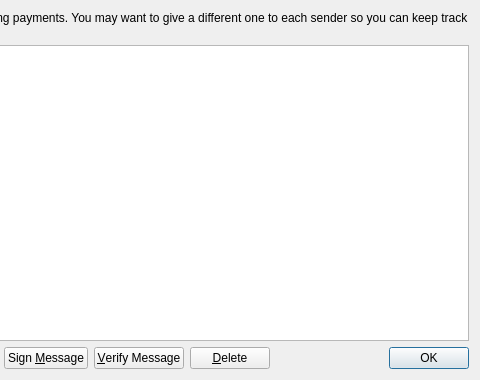
Crypto-Expert/HoboNickels, file src/qt/forms/addressbookpage.ui: the form before one commit; both pictures show x 280 to 760 and y 0 to 380 of the 760 by 380 pixel window.
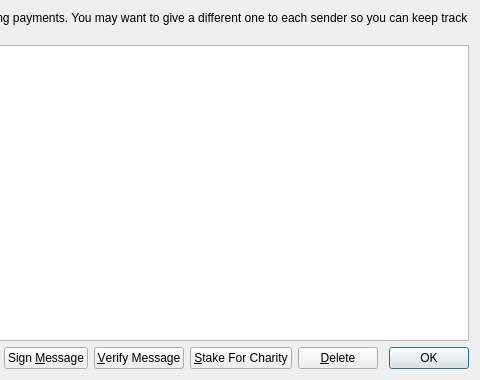
The form after the commit. Icons and pictures are not drawn.

Commit message: Add Stake For Charity to GUI

```diff
--- a/src/qt/forms/addressbookpage.ui
+++ b/src/qt/forms/addressbookpage.ui
@@ -124,6 +124,20 @@
        </property>
       </widget>
      </item>
+     <item>
+      <widget class="QPushButton" name="stakeForCharityPushButton">
+       <property name="toolTip">
+        <string>Send a percentage of stake to a specified HoboNickels address</string>
+       </property>
+       <property name="text">
+        <string>&amp;Stake For Charity</string>
+       </property>
+       <property name="icon">
+        <iconset resource="../bitcoin.qrc">
+         <normaloff>:/icons/send</normaloff>:/icons/send</iconset>
+       </property>
+      </widget>
+     </item>
      <item>
       <widget class="QPushButton" name="deleteButton">
        <property name="toolTip">
```
The commit also changes 14 other files.
